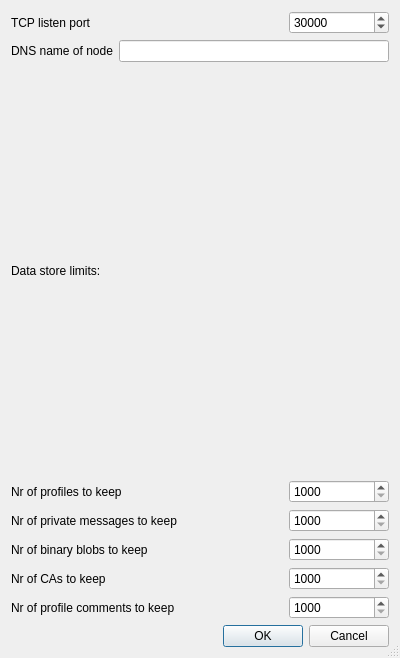
Above: ui/settingsDialog.ui from operatornormal/classified-ads before the change. Below: the same form after it.
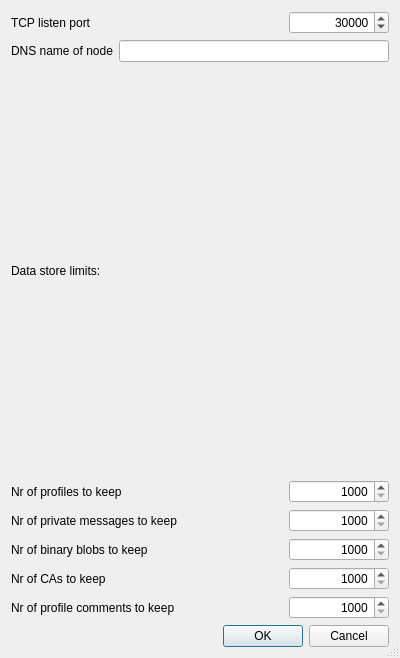
That is the form after the change.

```diff
--- a/ui/settingsDialog.ui
+++ b/ui/settingsDialog.ui
@@ -42,6 +42,12 @@
        </item>
        <item>
         <widget class="QSpinBox" name="portEdit">
+         <property name="minimumSize">
+          <size>
+           <width>100</width>
+           <height>0</height>
+          </size>
+         </property>
          <property name="maximumSize">
           <size>
            <width>100</width>
@@ -51,6 +57,12 @@
          <property name="toolTip">
           <string>Incoming TCP listen port. Change requires node restart. </string>
          </property>
+         <property name="layoutDirection">
+          <enum>Qt::LeftToRight</enum>
+         </property>
+         <property name="alignment">
+          <set>Qt::AlignRight|Qt::AlignTrailing|Qt::AlignVCenter</set>
+         </property>
          <property name="minimum">
           <number>1</number>
          </property>
@@ -106,12 +118,21 @@
        </item>
        <item>
         <widget class="QSpinBox" name="nrProfilesEdit">
+         <property name="minimumSize">
+          <size>
+           <width>100</width>
+           <height>0</height>
+          </size>
+         </property>
          <property name="maximumSize">
           <size>
            <width>100</width>
            <height>16777215</height>
           </size>
          </property>
+         <property name="alignment">
+          <set>Qt::AlignRight|Qt::AlignTrailing|Qt::AlignVCenter</set>
+         </property>
          <property name="minimum">
           <number>1000</number>
          </property>
@@ -136,12 +157,21 @@
        </item>
        <item>
         <widget class="QSpinBox" name="nrMessagesEdit">
+         <property name="minimumSize">
+          <size>
+           <width>100</width>
+           <height>0</height>
+          </size>
+         </property>
          <property name="maximumSize">
           <size>
            <width>100</width>
            <height>16777215</height>
           </size>
          </property>
+         <property name="alignment">
+          <set>Qt::AlignRight|Qt::AlignTrailing|Qt::AlignVCenter</set>
+         </property>
          <property name="minimum">
           <number>1000</number>
          </property>
@@ -166,12 +196,21 @@
        </item>
        <item>
         <widget class="QSpinBox" name="nrBinaryFilesEdit">
+         <property name="minimumSize">
+          <size>
+           <width>100</width>
+           <height>0</height>
+          </size>
+         </property>
          <property name="maximumSize">
           <size>
            <width>100</width>
            <height>16777215</height>
           </size>
          </property>
+         <property name="alignment">
+          <set>Qt::AlignRight|Qt::AlignTrailing|Qt::AlignVCenter</set>
+         </property>
          <property name="minimum">
           <number>1000</number>
          </property>
@@ -196,6 +235,12 @@
        </item>
        <item>
         <widget class="QSpinBox" name="nrAdsEdit">
+         <property name="minimumSize">
+          <size>
+           <width>100</width>
+           <height>0</height>
+          </size>
+         </property>
          <property name="maximumSize">
           <size>
            <width>100</width>
@@ -205,6 +250,9 @@
          <property name="toolTip">
           <string>Number of classified ads to keep in storage, total, including all classifications. Oldest referenced will be deleted first.</string>
          </property>
+         <property name="alignment">
+          <set>Qt::AlignRight|Qt::AlignTrailing|Qt::AlignVCenter</set>
+         </property>
          <property name="minimum">
           <number>1000</number>
          </property>
@@ -229,12 +277,21 @@
        </item>
        <item>
         <widget class="QSpinBox" name="nrCommenstEdit">
+         <property name="minimumSize">
+          <size>
+           <width>100</width>
+           <height>0</height>
+          </size>
+         </property>
          <property name="maximumSize">
           <size>
            <width>100</width>
            <height>16777215</height>
           </size>
          </property>
+         <property name="alignment">
+          <set>Qt::AlignRight|Qt::AlignTrailing|Qt::AlignVCenter</set>
+         </property>
          <property name="minimum">
           <number>1000</number>
          </property>
```
